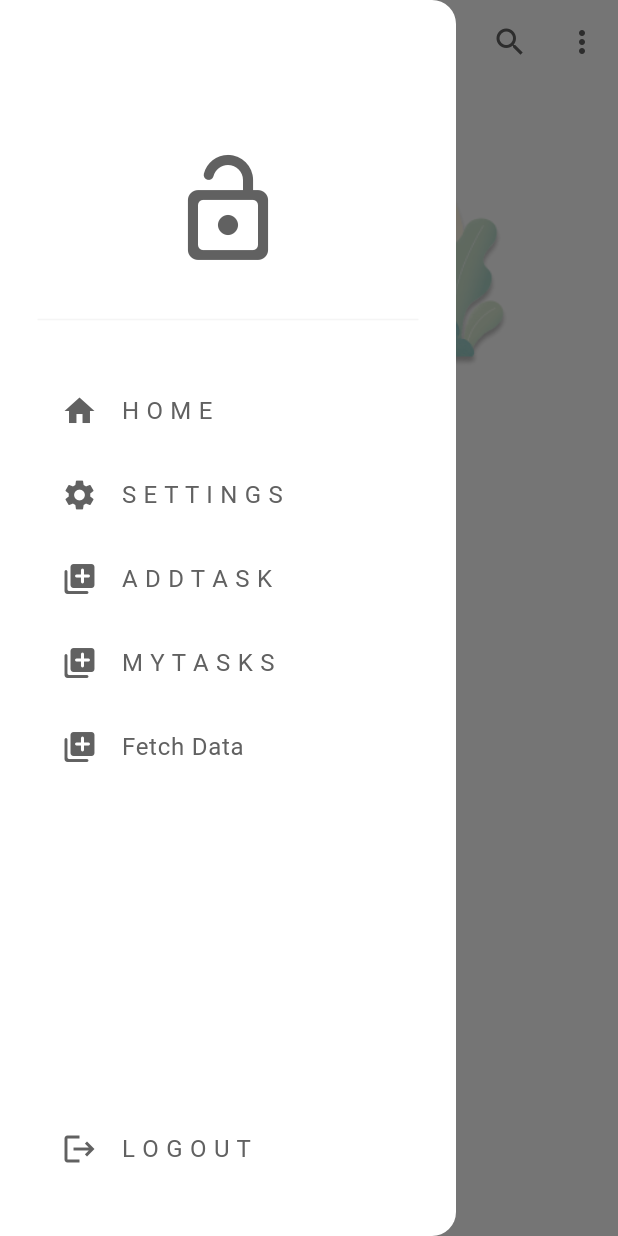
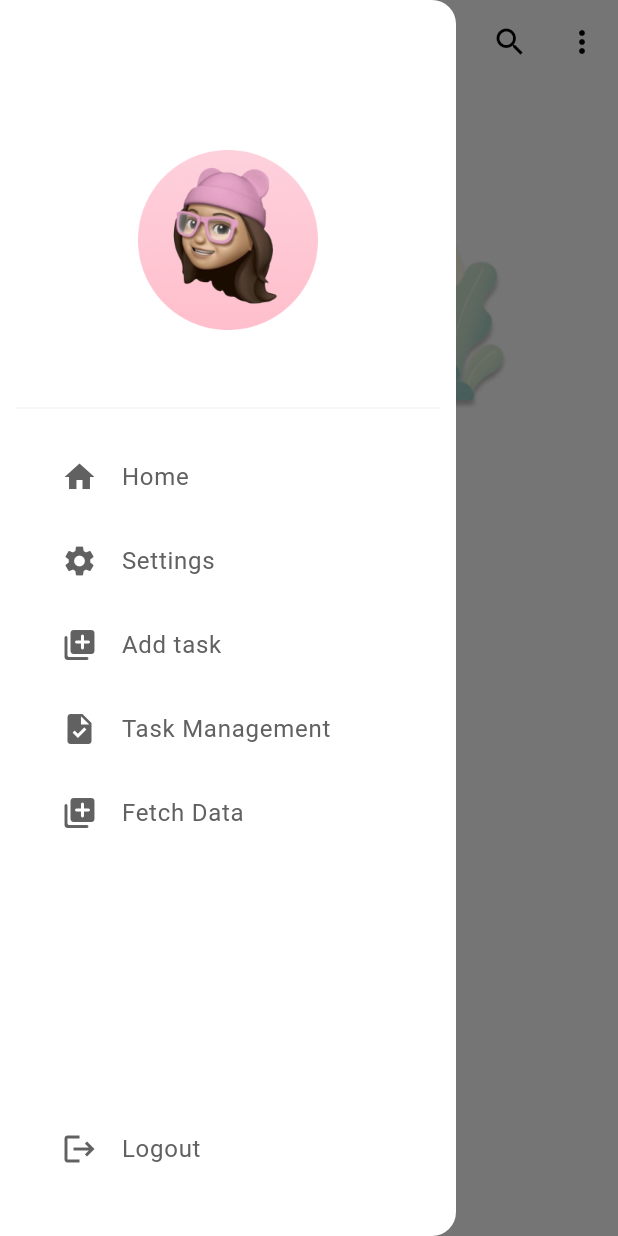
Before and after one commit to YashasHewage/tasktrail, a Flutter app: the screen it shows once a user with an empty profile is signed in, with the side drawer open, on a phone screen of 412 x 824 dp. Run offline on Flutter 3.47's test engine with Material 3 defaults, Android fonts, the phone set to English and light mode, and no system bars; our stand-ins replace cloud_firestore, firebase_auth, firebase_core, google_fonts; accounts and stored records are empty.

Commit message:
Drawer Customized

```diff
--- a/lib/components/my_drawer.dart
+++ b/lib/components/my_drawer.dart
@@ -32,6 +32,8 @@ class _MydrawerState extends State<Mydrawer> {
     });
   }
 
+  final AuthService authService = AuthService();
+
   @override
   Widget build(BuildContext context) {
     return Drawer(
@@ -41,29 +43,40 @@ class _MydrawerState extends State<Mydrawer> {
           : Column(
               children: [
                 Padding(
-                  padding: const EdgeInsets.only(top: 100.0),
-                  child: Icon(
-                    Icons.lock_open_rounded,
-                    size: 80,
-                    color: Theme.of(context).colorScheme.inversePrimary,
+                    padding: const EdgeInsets.only(top: 100.0),
+                    // child: Icon(
+                    //   Icons.lock_open_rounded,
+                    //   size: 80,
+                    //   color: Theme.of(context).colorScheme.inversePrimary,
+                    // ),
+                    child: Image.asset(
+                      'assets/images/avatar1.png',
+                      height: 120,
+                    )),
+                Padding(
+                  padding: const EdgeInsets.only(top: 8.0),
+                  child: Text(
+                    authService.getEmail(),
+                    style: const TextStyle(
+                        fontSize: 18, fontWeight: FontWeight.w500),
                   ),
                 ),
                 Padding(
-                  padding: const EdgeInsets.all(25.0),
+                  padding: const EdgeInsets.all(10.0),
                   child: Divider(
                     color: Theme.of(context).colorScheme.secondary,
                   ),
                 ),
                 //app logo
                 MyDrawerTile(
-                  text: 'H O M E',
+                  text: 'Home',
                   icon: Icons.home,
                   onTap: () => Navigator.pop(context),
                 ),
 
                 //home list tile
                 MyDrawerTile(
-                  text: 'S E T T I N G S',
+                  text: 'Settings',
                   icon: Icons.settings,
                   onTap: () {
                     Navigator.pop(context);
@@ -77,7 +90,7 @@ class _MydrawerState extends State<Mydrawer> {
                 ),
 
                 MyDrawerTile(
-                  text: 'A D D T A S K',
+                  text: 'Add task',
                   icon: Icons.add_to_photos_rounded,
                   onTap: () {
                     Navigator.pop(context);
@@ -90,8 +103,8 @@ class _MydrawerState extends State<Mydrawer> {
                   },
                 ),
                 MyDrawerTile(
-                  text: 'M Y T A S K S',
-                  icon: Icons.add_to_photos_rounded,
+                  text: 'Task Management',
+                  icon: Icons.task,
                   onTap: () {
                     Navigator.pop(context);
                     Navigator.push(
@@ -111,7 +124,7 @@ class _MydrawerState extends State<Mydrawer> {
                     Navigator.push(
                       context,
                       MaterialPageRoute(
-                        builder: (context) =>  CategoriesPage(),
+                        builder: (context) => CategoriesPage(),
                       ),
                     );
                   },
@@ -121,7 +134,7 @@ class _MydrawerState extends State<Mydrawer> {
 
                 //settings list tile
                 MyDrawerTile(
-                  text: 'L O G O U T',
+                  text: 'Logout',
                   icon: Icons.logout,
                   onTap: logout,
                 ),
--- a/lib/components/my_job_tile.dart
+++ b/lib/components/my_job_tile.dart
@@ -125,7 +125,7 @@ class JobCard extends StatelessWidget {
                         Text(
                           '$address',
                           style: const TextStyle(
-                            color: Color(0xFF868686),
+                            color: Color.fromARGB(255, 109, 109, 109),
                             fontSize: 10,
                             fontFamily: 'Poppins',
                             fontWeight: FontWeight.w400,
@@ -184,7 +184,7 @@ class JobCard extends StatelessWidget {
                       'Rs $price',
                       style: const TextStyle(
                         color: Color(0xFF434F76),
-                        fontSize: 14,
+                        fontSize: 15,
                         fontFamily: 'Poppins',
                         fontWeight: FontWeight.w600,
                         height: 0.12,
--- a/lib/components/my_sliver_app_bar.dart
+++ b/lib/components/my_sliver_app_bar.dart
@@ -1,3 +1,4 @@
+import 'package:flutter/cupertino.dart';
 import 'package:flutter/material.dart';
 
 class MySliverAppBar extends StatelessWidget {
@@ -17,11 +18,11 @@ class MySliverAppBar extends StatelessWidget {
       pinned: true,
       actions: [
         IconButton(
-          icon: const Icon(Icons.search),
+          icon: const Icon(Icons.search, color: Colors.black),
           onPressed: () {},
         ),
         IconButton(
-          icon: const Icon(Icons.more_vert),
+          icon: const Icon(Icons.more_vert, color: Colors.black),
           onPressed: () {},
         ),
       ],
@@ -29,6 +30,7 @@ class MySliverAppBar extends StatelessWidget {
       foregroundColor: Theme.of(context).colorScheme.inversePrimary,
       title: const Text(
         'Task Trail',
+        style: TextStyle(fontWeight: FontWeight.w600, color: Colors.black),
       ),
       flexibleSpace: FlexibleSpaceBar(
         background: Padding(
--- a/lib/pages/home_page.dart
+++ b/lib/pages/home_page.dart
@@ -47,14 +47,6 @@ class _HomePageState extends State<HomePage>
                   'assets/images/landingpage.png',
                   height: 200,
                 ),
-                Text(
-                  authService.getEmail(),
-                  style: const TextStyle(
-                    color: Colors.black,
-                    fontSize: 20,
-                    fontWeight: FontWeight.bold,
-                  ),
-                )
               ],
             ),
           ),
```
